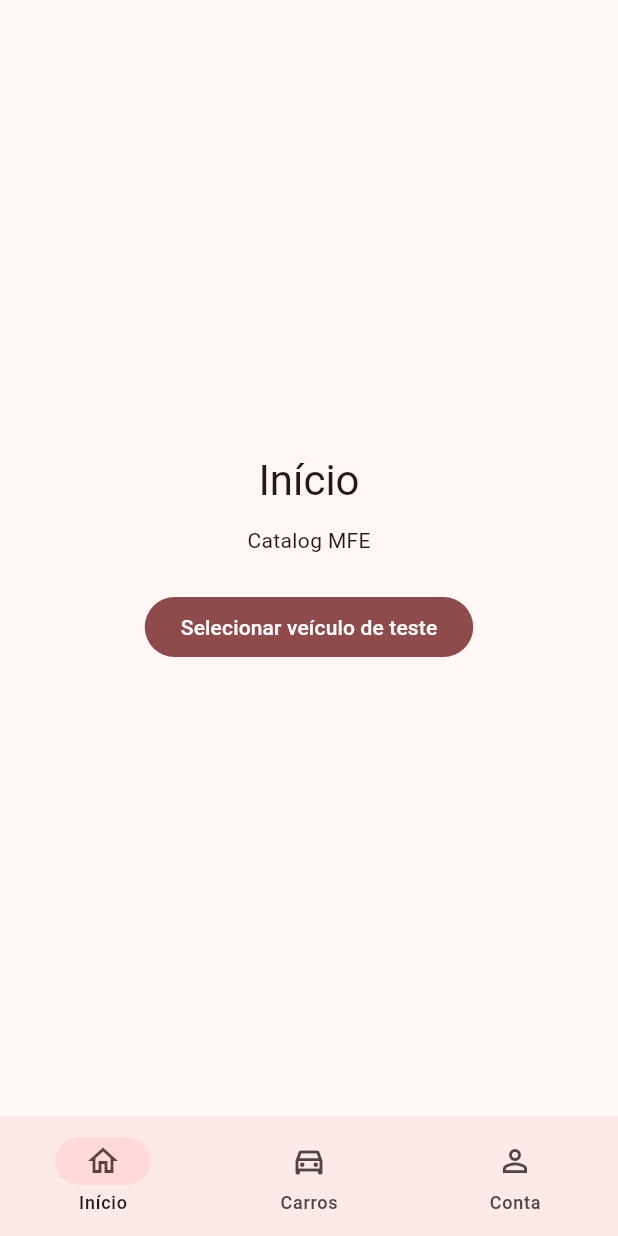
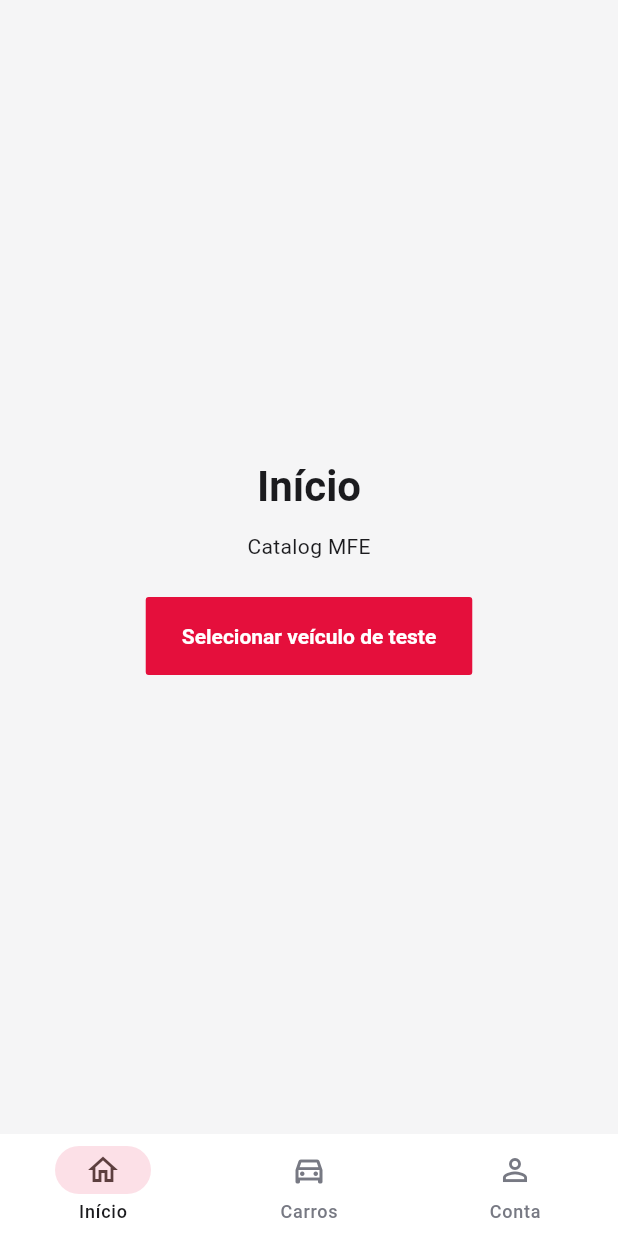
Before and after one commit to felpfsf/drivr_rental_poc, a Flutter app: the screen it shows after launch, on a phone screen of 412 x 824 dp. Run offline on Flutter 3.47's test engine with Material 3 defaults, Android fonts, the phone set to English and light mode, and no system bars; our stand-ins replace go_router, material_ui.

Commit message:
feat(shell): update app title and apply light theme from design system

```diff
--- a/apps/shell_app/lib/main.dart
+++ b/apps/shell_app/lib/main.dart
@@ -1,3 +1,4 @@
+import 'package:design_system/design_system.dart';
 import 'package:material_ui/material_ui.dart';
 
 import 'app_router.dart';
@@ -12,15 +13,10 @@ class RentalApp extends StatelessWidget {
   @override
   Widget build(BuildContext context) {
     return MaterialApp.router(
-      title: 'DrivR Rental POC',
+      title: 'Rental POC',
       debugShowCheckedModeBanner: false,
       routerConfig: appRouter,
-      theme: ThemeData(
-        useMaterial3: true,
-        colorScheme: ColorScheme.fromSeed(
-          seedColor: const Color(0xFFE7193F),
-        ),
-      ),
+      theme: AppTheme.light,
     );
   }
 }
```
